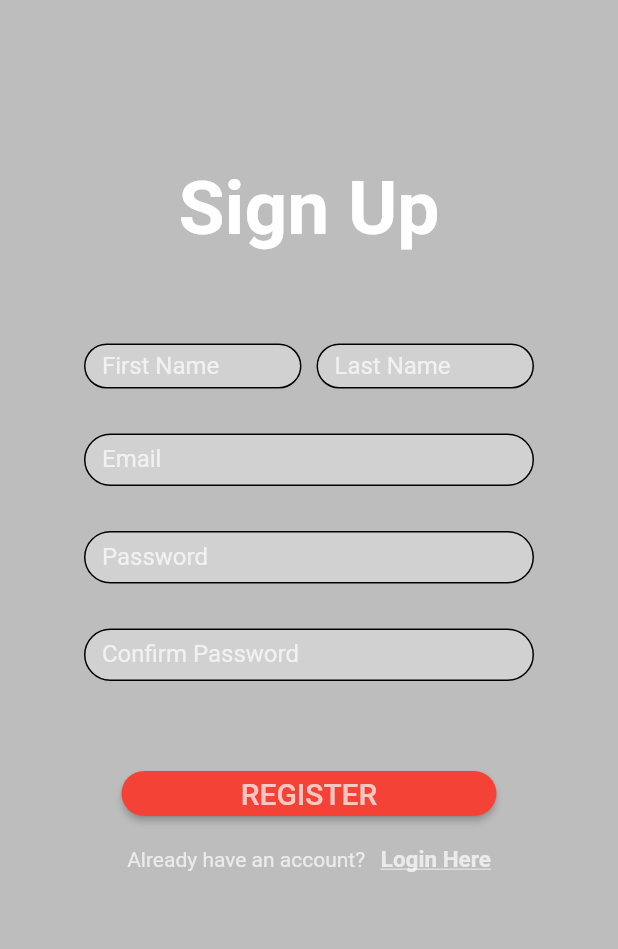
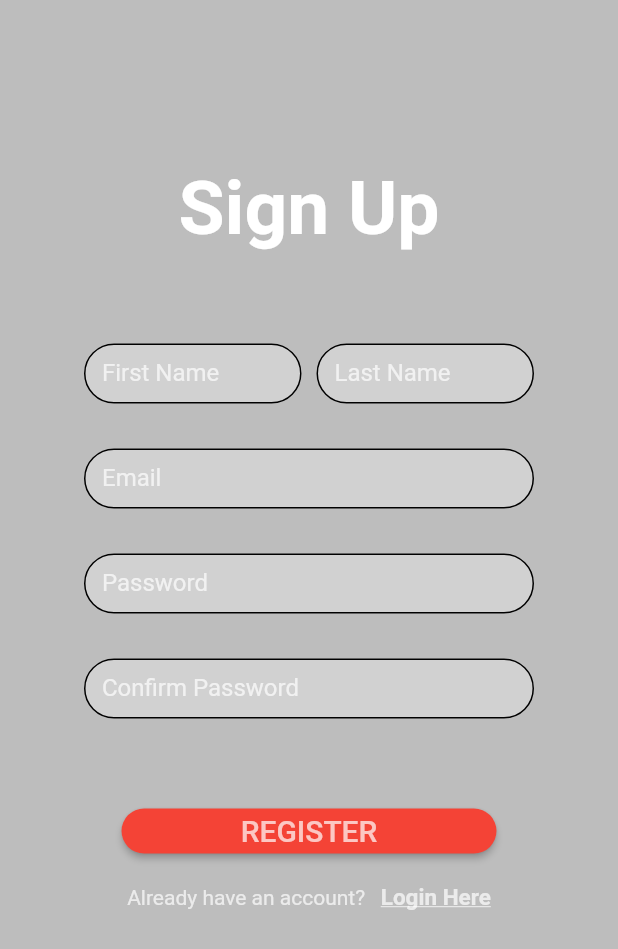
Before and after one commit to sajagsilwal123/ScholarrMobile, a Flutter app: the screen it shows after launch, on a phone screen of 412 x 824 dp. Shown: the top 949 px of the screen. Run offline on Flutter 3.47's test engine with Material 2 defaults, Android fonts, the phone set to English and light mode, and no system bars.

Commit message:
changes made in signup.dart

```diff
--- a/lib/components/signup.dart
+++ b/lib/components/signup.dart
@@ -17,7 +17,7 @@ class _SignupState extends State<Signup> {
             children:<Widget>[
               Container(
                 padding: EdgeInsets.fromLTRB(0, 110, 0, 0),
-                child: Center(
+                child: const Center(
                   child: Text("Sign Up",
                     style: TextStyle(
                         color: Colors.white,
@@ -35,7 +35,7 @@ class _SignupState extends State<Signup> {
             children:<Widget>[
               Container(
                 width: 145,
-                height: 30,
+                height: 40,
                 child: TextFormField(
 
                   decoration: InputDecoration(
@@ -48,7 +48,7 @@ class _SignupState extends State<Signup> {
                           borderRadius: BorderRadius.circular(20),
                       ),
                       labelText: 'First Name',
-                      labelStyle:TextStyle(
+                      labelStyle:const TextStyle(
                           color:Colors.white70
                       )
                   ),
@@ -59,7 +59,7 @@ class _SignupState extends State<Signup> {
               SizedBox(width: 10,),
               Container(
                 width: 145,
-                height: 30,
+                height: 40,
                 child: TextFormField(
                   decoration: InputDecoration(
                       fillColor: Colors.white30,
@@ -71,11 +71,11 @@ class _SignupState extends State<Signup> {
                           borderRadius: BorderRadius.circular(20),
                       ),
                       labelText: 'Last Name',
-                      labelStyle:TextStyle(
+                      labelStyle:const TextStyle(
                         color:Colors.white70,
                       )
                   ),
-                  style: TextStyle(color: Colors.white70),
+                  style: const TextStyle(color: Colors.white70),
                   textAlign: TextAlign.center,
                 ),
               ),
@@ -83,7 +83,7 @@ class _SignupState extends State<Signup> {
           ),
           SizedBox(height: 30,),
           Container(
-            height: 35,
+            height: 40,
             width: 300,
             child: TextFormField(
               decoration: InputDecoration(
@@ -96,16 +96,16 @@ class _SignupState extends State<Signup> {
                   borderRadius: BorderRadius.circular(20),
                 ),
                   labelText: 'Email',
-                  labelStyle:TextStyle(
+                  labelStyle:const TextStyle(
                     color:Colors.white70
                   )
               ),
-              style: TextStyle(color: Colors.white70,),
+              style: const TextStyle(color: Colors.white70,),
             ),
           ),
           SizedBox(height: 30,),
           Container(
-            height: 35,
+            height: 40,
             width: 300,
             child: TextFormField(
               decoration: InputDecoration(
@@ -118,7 +118,7 @@ class _SignupState extends State<Signup> {
                       borderRadius: BorderRadius.circular(20),
                   ),
                   labelText: 'Password',
-                  labelStyle:TextStyle(
+                  labelStyle:const TextStyle(
                     color:Colors.white70,
                   )
               ),
@@ -128,7 +128,7 @@ class _SignupState extends State<Signup> {
           ),
           SizedBox(height: 30,),
           Container(
-            height: 35,
+            height: 40,
             width: 300,
             child: TextFormField(
               decoration: InputDecoration(
@@ -141,11 +141,11 @@ class _SignupState extends State<Signup> {
                       borderRadius: BorderRadius.circular(20),
                   ),
                   labelText: 'Confirm Password',
-                  labelStyle:TextStyle(
+                  labelStyle:const TextStyle(
                     color:Colors.white70,
                   )
               ),
-              style: TextStyle(color: Colors.white70),
+              style: const TextStyle(color: Colors.white70),
               obscureText: true,
             ),
           ),
@@ -174,13 +174,13 @@ class _SignupState extends State<Signup> {
             child: Row(
               mainAxisAlignment: MainAxisAlignment.center,
               children: <Widget>[
-                Text('Already have an account?   ',
+                const Text('Already have an account?   ',
                   style: TextStyle(
                     color: Colors.white70
                   ),
                 ),
                 InkWell(
-                  child: Text('Login Here',
+                  child: const Text('Login Here',
                   style: TextStyle(
                     color: Colors.white70,
                     fontWeight: FontWeight.bold,
```
